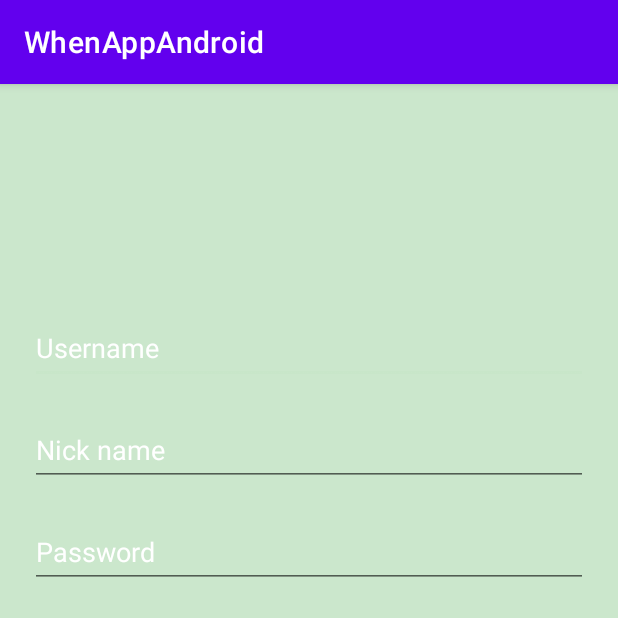
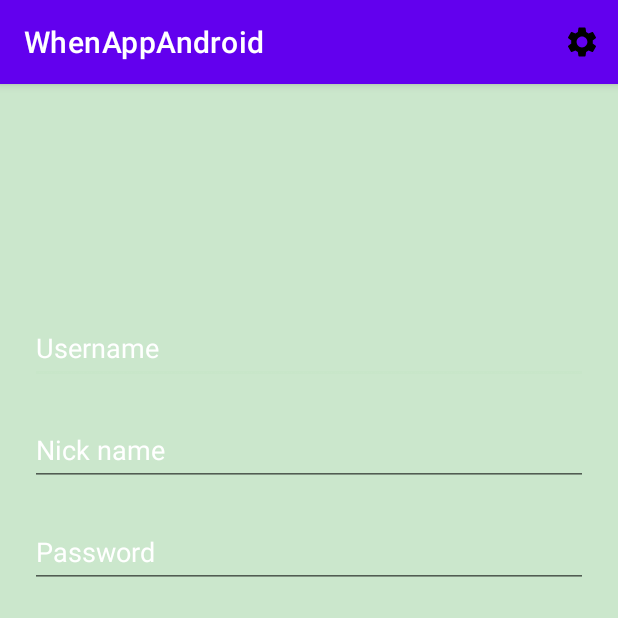
Before and after one commit to NoamCohen48/WhenAppAndroid2, an Android app: the screen it shows after launch (RegisterActivity), after a tap on "SIGN IN", on a phone screen of 412 x 824 dp, the top half of it. Run offline under Robolectric (Android 15) with nearby library versions, the phone set to English and light mode, and no system bars; our stand-ins replace Dagger/Hilt's generated code, Room's generated code; pictures from the network do not load.

Commit message:
setting btn and start of darkMOde

```diff
--- a/app/src/main/java/com/example/whenappandroid/Login/LoginActivity.java
+++ b/app/src/main/java/com/example/whenappandroid/Login/LoginActivity.java
@@ -2,14 +2,20 @@ package com.example.whenappandroid.Login;
 
 import android.content.Intent;
 import android.os.Bundle;
+import android.view.Menu;
+import android.view.MenuInflater;
+import android.view.MenuItem;
 import android.view.View;
 
+import androidx.annotation.NonNull;
 import androidx.appcompat.app.AppCompatActivity;
 import androidx.lifecycle.ViewModelProvider;
 
 import com.example.whenappandroid.ChatScreen.Vertical.VerticalContactsActivity;
 import com.example.whenappandroid.Data.Globals;
+import com.example.whenappandroid.R;
 import com.example.whenappandroid.Register.RegisterActivity;
+import com.example.whenappandroid.SettingsScreen.SettingsActivity;
 import com.example.whenappandroid.databinding.ActivityLoginBinding;
 
 import retrofit2.Call;
@@ -64,5 +70,18 @@ public class LoginActivity extends AppCompatActivity {
             });
         });
     }
+    @Override
+    public boolean onCreateOptionsMenu(Menu menu) {
+        MenuInflater inflater = getMenuInflater();
+        inflater.inflate(R.menu.menu, menu);
+        return true;
+    }
+
+    @Override
+    public boolean onOptionsItemSelected(@NonNull MenuItem item) {
+        Intent intent = new Intent(this, SettingsActivity.class);
+        startActivity(intent);
+        return super.onOptionsItemSelected(item);
+    }
 
 }
--- a/app/src/main/java/com/example/whenappandroid/Register/RegisterActivity.java
+++ b/app/src/main/java/com/example/whenappandroid/Register/RegisterActivity.java
@@ -2,15 +2,21 @@ package com.example.whenappandroid.Register;
 
 import android.content.Intent;
 import android.os.Bundle;
+import android.view.Menu;
+import android.view.MenuInflater;
+import android.view.MenuItem;
 import android.view.View;
 
 import androidx.activity.result.ActivityResultLauncher;
 import androidx.activity.result.contract.ActivityResultContracts;
+import androidx.annotation.NonNull;
 import androidx.appcompat.app.AppCompatActivity;
 import androidx.lifecycle.ViewModelProvider;
 
 import com.example.whenappandroid.ChatScreen.Vertical.VerticalContactsActivity;
 import com.example.whenappandroid.Data.Globals;
+import com.example.whenappandroid.R;
+import com.example.whenappandroid.SettingsScreen.SettingsActivity;
 import com.example.whenappandroid.databinding.ActivityRegisterBinding;
 
 import retrofit2.Call;
@@ -109,4 +115,17 @@ public class RegisterActivity extends AppCompatActivity {
             }
         });
     }
+    @Override
+    public boolean onCreateOptionsMenu(Menu menu) {
+        MenuInflater inflater = getMenuInflater();
+        inflater.inflate(R.menu.menu, menu);
+        return true;
+    }
+
+    @Override
+    public boolean onOptionsItemSelected(@NonNull MenuItem item) {
+        Intent intent = new Intent(this, SettingsActivity.class);
+        startActivity(intent);
+        return super.onOptionsItemSelected(item);
+    }
 }
--- /dev/null
+++ b/app/src/main/res/drawable/ic_settings.xml
@@ -0,0 +1,5 @@
+<vector android:height="24dp" android:tint="#000000"
+    android:viewportHeight="24" android:viewportWidth="24"
+    android:width="24dp" xmlns:android="http://schemas.android.com/apk/res/android">
+    <path android:fillColor="@color/purple_700" android:pathData="M19.14,12.94c0.04,-0.3 0.06,-0.61 0.06,-0.94c0,-0.32 -0.02,-0.64 -0.07,-0.94l2.03,-1.58c0.18,-0.14 0.23,-0.41 0.12,-0.61l-1.92,-3.32c-0.12,-0.22 -0.37,-0.29 -0.59,-0.22l-2.39,0.96c-0.5,-0.38 -1.03,-0.7 -1.62,-0.94L14.4,2.81c-0.04,-0.24 -0.24,-0.41 -0.48,-0.41h-3.84c-0.24,0 -0.43,0.17 -0.47,0.41L9.25,5.35C8.66,5.59 8.12,5.92 7.63,6.29L5.24,5.33c-0.22,-0.08 -0.47,0 -0.59,0.22L2.74,8.87C2.62,9.08 2.66,9.34 2.86,9.48l2.03,1.58C4.84,11.36 4.8,11.69 4.8,12s0.02,0.64 0.07,0.94l-2.03,1.58c-0.18,0.14 -0.23,0.41 -0.12,0.61l1.92,3.32c0.12,0.22 0.37,0.29 0.59,0.22l2.39,-0.96c0.5,0.38 1.03,0.7 1.62,0.94l0.36,2.54c0.05,0.24 0.24,0.41 0.48,0.41h3.84c0.24,0 0.44,-0.17 0.47,-0.41l0.36,-2.54c0.59,-0.24 1.13,-0.56 1.62,-0.94l2.39,0.96c0.22,0.08 0.47,0 0.59,-0.22l1.92,-3.32c0.12,-0.22 0.07,-0.47 -0.12,-0.61L19.14,12.94zM12,15.6c-1.98,0 -3.6,-1.62 -3.6,-3.6s1.62,-3.6 3.6,-3.6s3.6,1.62 3.6,3.6S13.98,15.6 12,15.6z"/>
+</vector>
--- /dev/null
+++ b/app/src/main/res/menu/menu.xml
@@ -0,0 +1,11 @@
+<?xml version="1.0" encoding="utf-8"?>
+<menu xmlns:android="http://schemas.android.com/apk/res/android"
+    xmlns:app="http://schemas.android.com/apk/res-auto">
+
+    <item android:id="@+id/setting_btn"
+        android:icon="@drawable/ic_settings"
+        android:title="Setting"
+        app:showAsAction="always">
+    </item>
+
+</menu>
```
Also changed, not shown: app/src/main/java/com/example/whenappandroid/ChatScreen/AddContactActivity.java (+21 -0 lines), app/src/main/java/com/example/whenappandroid/ChatScreen/Vertical/VerticalContactsActivity.java (+19 -0 lines), app/src/main/java/com/example/whenappandroid/ChatScreen/Vertical/VerticalMessagesActivity.java (+21 -13 lines).
